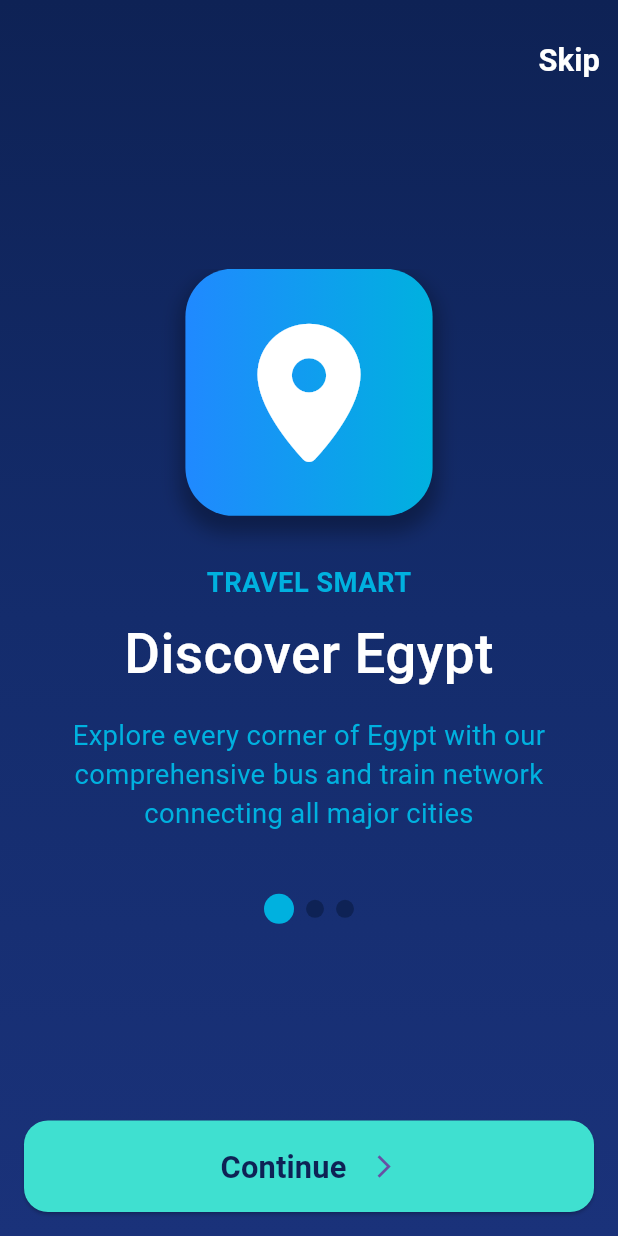
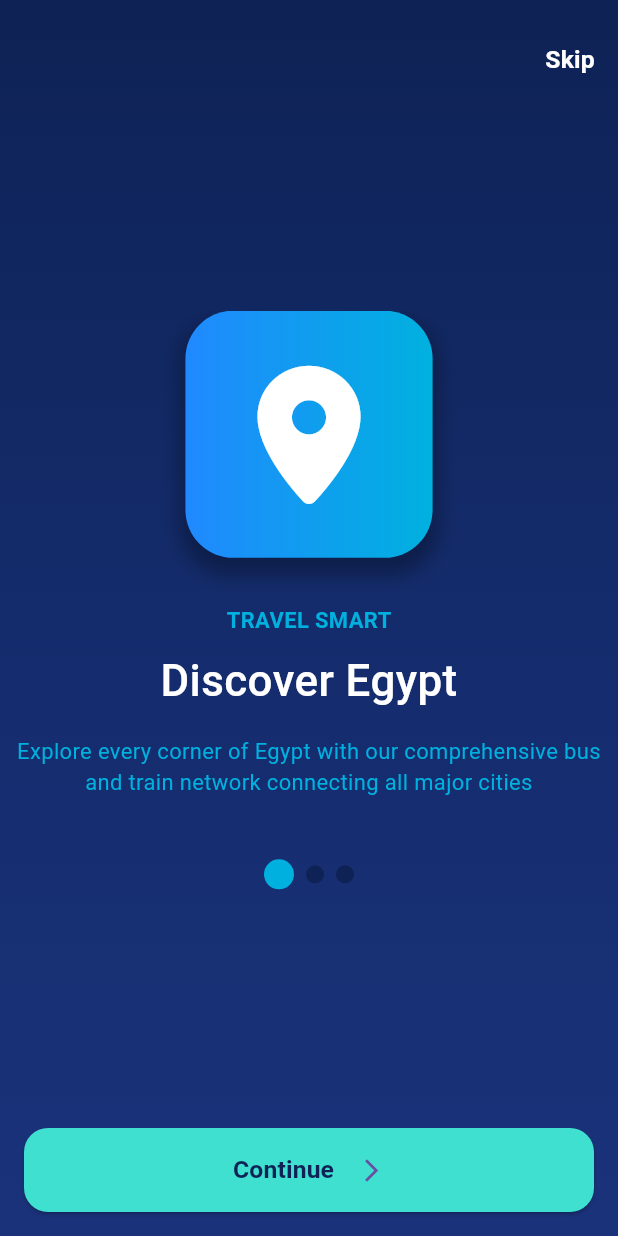
Before and after one commit to AfraimElkesEleia/Transportation-App-Graduation-Project, a Flutter app: the screen it shows after launch, on a phone screen of 412 x 824 dp. Run offline on Flutter 3.47's test engine with Material 3 defaults, Android fonts, the phone set to English and light mode, and no system bars; drawn by our look-alikes of expandable_page_view; our stand-ins replace device_preview, font_awesome_flutter.

Commit message:
fix fonts disappear

```diff
--- a/lib/core/helper/responsove_font.dart
+++ b/lib/core/helper/responsove_font.dart
@@ -1,8 +1,11 @@
-import 'package:flutter/foundation.dart';
+import 'package:flutter/material.dart';
 
 class ResponsiveFont {
-  static double responsiveFont(double fontSize) {
-    final double scale = getFontScaleFactor();
+  static double responsiveFont(
+    double fontSize, {
+    required BuildContext context,
+  }) {
+    final double scale = getFontScaleFactor(context);
     print(scale);
     final double responsiveFontSize = fontSize * scale;
     final double maxSize = responsiveFontSize * 1.2;
@@ -10,18 +13,19 @@ class ResponsiveFont {
     return responsiveFontSize.clamp(minSize, maxSize);
   }
 
-  static double getFontScaleFactor() {
-    PlatformDispatcher dispatcher = PlatformDispatcher.instance;
+  static double getFontScaleFactor(BuildContext context) {
+    // PlatformDispatcher dispatcher = PlatformDispatcher.instance;
     // I need physical width and device pixel Ratio
-    var physicalWidth = dispatcher.views.first.physicalSize.width;
-    var devicePixelRation = dispatcher.views.first.devicePixelRatio;
-    var width = physicalWidth / devicePixelRation;
+    // var physicalWidth = dispatcher.views.first.physicalSize.width;
+    // var devicePixelRation = dispatcher.views.first.devicePixelRatio;
+    // var width = physicalWidth / devicePixelRation;
+    final double width = MediaQuery.sizeOf(context).width;
     if (width < 600) {
       print("Here Mobile ${width}");
       return width / 450;
     } else {
       print("Here Tablet ${width}");
-      return width / 700;
+      return width / 600;
     }
   }
 }
--- a/lib/core/theming/styles.dart
+++ b/lib/core/theming/styles.dart
@@ -4,29 +4,33 @@ import 'package:transportation_app/core/theming/colors.dart';
 import 'package:transportation_app/core/theming/font_weight_helper.dart';
 
 abstract class AppStyles {
-  static final semiBold18White = TextStyle(
+  static TextStyle semiBold18White(BuildContext context) => TextStyle(
     color: Colors.white,
     fontWeight: FontWeightHelper.semiBold,
-    fontSize: ResponsiveFont.responsiveFont(18),
+    fontSize: ResponsiveFont.responsiveFont(18, context: context),
   );
-  static final bold16CyanBlue = TextStyle(
-    fontSize: ResponsiveFont.responsiveFont(16),
+
+  static TextStyle bold16CyanBlue(BuildContext context) => TextStyle(
+    fontSize: ResponsiveFont.responsiveFont(16, context: context),
     fontWeight: FontWeight.bold,
     color: ColorsManager.cyanBlue,
   );
-  static final medium32White = TextStyle(
-    fontSize: ResponsiveFont.responsiveFont(32),
+
+  static TextStyle medium32White(BuildContext context) => TextStyle(
+    fontSize: ResponsiveFont.responsiveFont(32, context: context),
     fontWeight: FontWeightHelper.medium,
     color: Colors.white,
   );
-  static final regular16CyanBlue = TextStyle(
+
+  static TextStyle regular16CyanBlue(BuildContext context) => TextStyle(
     fontWeight: FontWeightHelper.regular,
     color: ColorsManager.cyanBlue,
-    fontSize: ResponsiveFont.responsiveFont(16),
+    fontSize: ResponsiveFont.responsiveFont(16, context: context),
   );
-  static final bold18DarkBlue = TextStyle(
+
+  static TextStyle bold18DarkBlue(BuildContext context) => TextStyle(
     fontWeight: FontWeight.bold,
     color: ColorsManager.darkBlue,
-    fontSize: ResponsiveFont.responsiveFont(18),
+    fontSize: ResponsiveFont.responsiveFont(18, context: context),
   );
 }
--- a/lib/features/onboarding/presentation/views/onboarding_screen.dart
+++ b/lib/features/onboarding/presentation/views/onboarding_screen.dart
@@ -99,7 +99,7 @@ class _OnboardingScreenState extends State<OnboardingScreen> {
           ),
           child: Text(
             "Skip",
-            style: AppStyles.semiBold18White
+            style: AppStyles.semiBold18White(context)
           ),
         ),
       ],
--- a/lib/features/onboarding/presentation/widgets/next_button.dart
+++ b/lib/features/onboarding/presentation/widgets/next_button.dart
@@ -30,7 +30,7 @@ class NextButton extends StatelessWidget {
         children: [
           Text(
             isLastPage ? "Get Start" : "Continue",
-            style: AppStyles.bold18DarkBlue,
+            style: AppStyles.bold18DarkBlue(context),
           ),
           horizontalSpace(space: 16),
           Transform.rotate(
--- a/lib/features/onboarding/presentation/widgets/page_of_page_view.dart
+++ b/lib/features/onboarding/presentation/widgets/page_of_page_view.dart
@@ -90,7 +90,7 @@ class _PageOfPageViewState extends State<PageOfPageView>
             ),
             child: Text(
               widget.pageViewModel.subtitle,
-              style: AppStyles.bold16CyanBlue,
+              style: AppStyles.bold16CyanBlue(context),
             ),
           ),
         ),
@@ -100,7 +100,7 @@ class _PageOfPageViewState extends State<PageOfPageView>
           child: Text(
             textAlign: TextAlign.center,
             widget.pageViewModel.title,
-            style: AppStyles.medium32White,
+            style: AppStyles.medium32White(context),
           ),
         ),
         verticalSpace(space: 8),
@@ -113,7 +113,7 @@ class _PageOfPageViewState extends State<PageOfPageView>
               child: Text(
                 widget.pageViewModel.description,
                 textAlign: TextAlign.center,
-                style: AppStyles.regular16CyanBlue,
+                style: AppStyles.regular16CyanBlue(context),
               ),
             ),
           ),
--- a/lib/main.dart
+++ b/lib/main.dart
@@ -6,7 +6,7 @@ import 'package:transportation_app/core/routing/routes.dart';
 void main() {
   runApp(
     DevicePreview(
-      enabled: false,
+      enabled: true,
       builder: (context) => TransportationApp(appRouter: AppRouter()),
     ),
   );
@@ -19,6 +19,8 @@ class TransportationApp extends StatelessWidget {
   @override
   Widget build(BuildContext context) {
     return MaterialApp(
+      locale: DevicePreview.locale(context),
+      builder: DevicePreview.appBuilder,
       onGenerateRoute: appRouter.generateRoute,
       initialRoute: AppRoutes.onBoardingScreen,
     );
```
